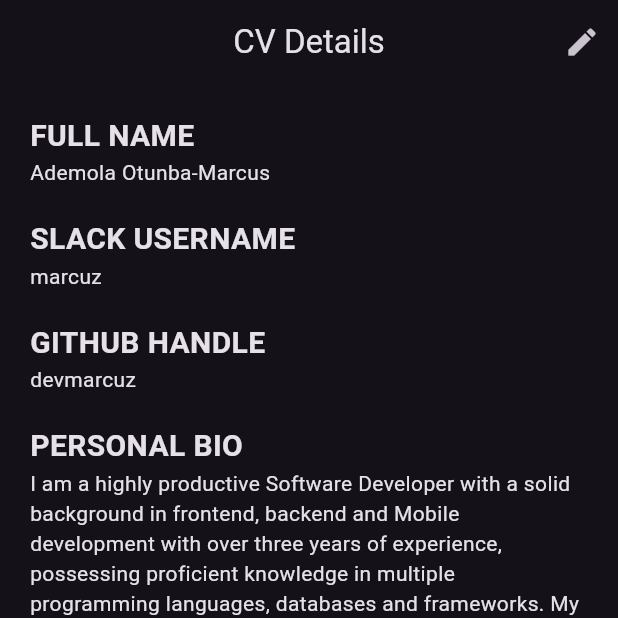
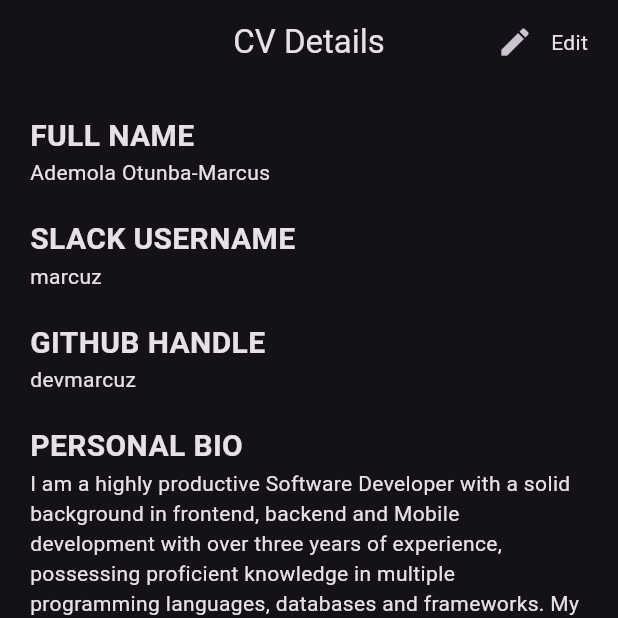
Before and after one commit to devmarcuz/mobile_cv, a Flutter app: the screen it shows after launch, on a phone screen of 412 x 824 dp, the top half of it. Run offline on Flutter 3.47's test engine with Material 2 defaults, Android fonts, the phone set to English and light mode, and no system bars; our stand-ins replace shared_preferences.

Commit message:
fixed saved data

```diff
--- a/lib/home.dart
+++ b/lib/home.dart
@@ -18,6 +18,18 @@ class Home extends StatelessWidget {
         title: const Text("CV Details"),
         centerTitle: true,
         actions: [
+          GestureDetector(
+            onTap: () {
+              Navigator.of(context).push(
+                MaterialPageRoute(
+                  builder: (context) => EditPage(
+                    detailsForm: detailsForm,
+                  ),
+                ),
+              );
+            },
+            child: Row(
+              children: [
                 IconButton(
                   onPressed: () {
                     Navigator.of(context).push(
@@ -28,7 +40,17 @@ class Home extends StatelessWidget {
                       ),
                     );
                   },
-              icon: const Icon(Icons.edit))
+                  icon: const Icon(Icons.edit),
+                ),
+                const Padding(
+                  padding: EdgeInsets.only(
+                    right: 20,
+                  ),
+                  child: Text("Edit"),
+                ),
+              ],
+            ),
+          ),
         ],
       ),
       body: Container(
```
Lines whose indentation alone changed are shown as unchanged.
